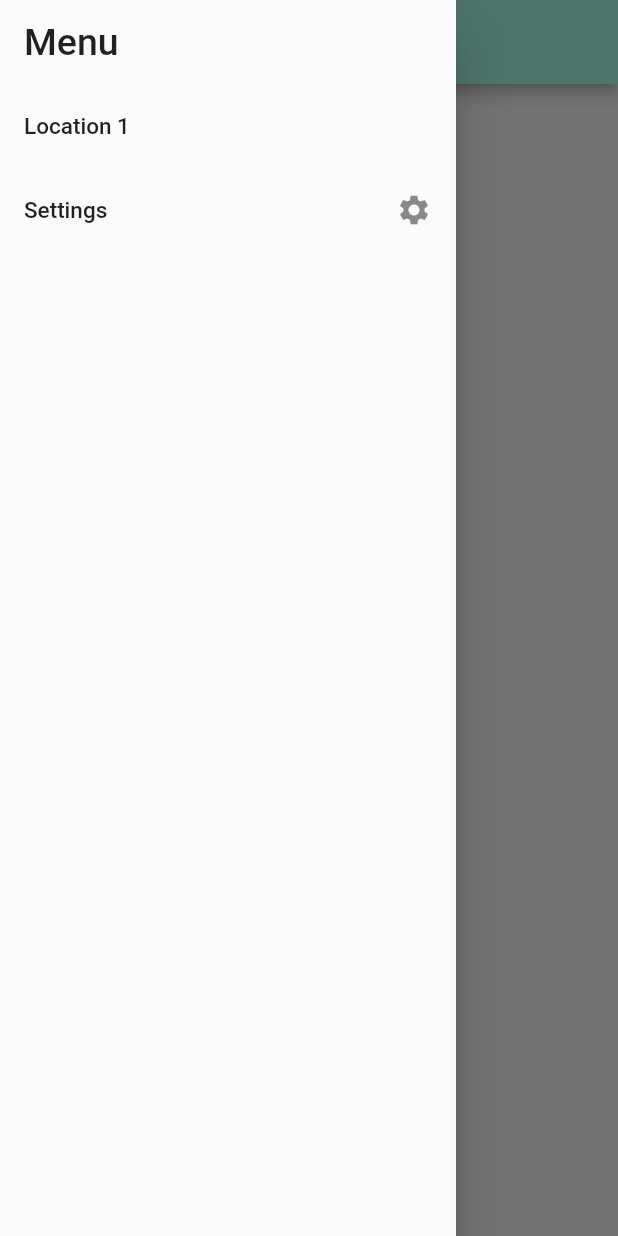
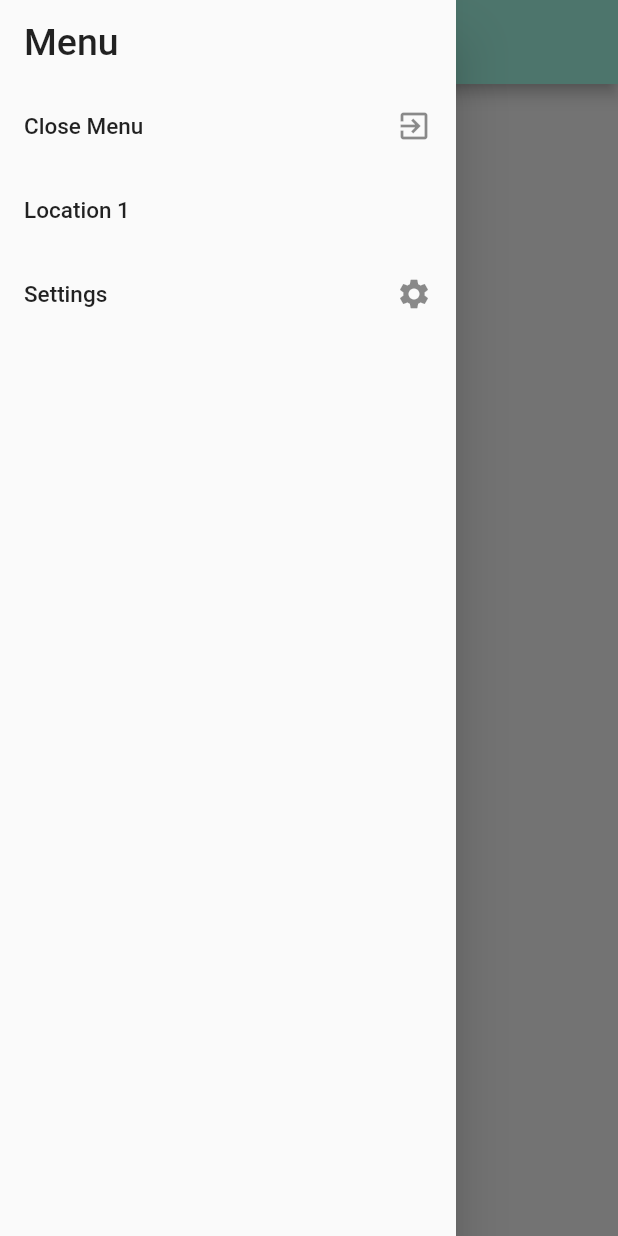
Before and after one commit to PradyMagal/BayAirea, a Flutter app: the screen it shows after launch, with the side drawer open, on a phone screen of 412 x 824 dp. Run offline on Flutter 3.47's test engine with Material 2 defaults, Android fonts, the phone set to English and light mode, and no system bars.

Commit message:
Some basic UI Changes/Updates
A few UX edits

```diff
--- a/lib/home.dart
+++ b/lib/home.dart
@@ -17,17 +17,26 @@ class _HomePageState extends State<HomePage> {
           children: <Widget>[
             new ListTile(
               title: new Text("Menu" ,style: new TextStyle(fontSize: 25),),
-              //onTap: (){print("Back clicked");},
             ),
+
+            new ListTile(
+              title: new Text("Close Menu" ,style: new TextStyle(fontSize: 15),),
+              trailing: new Icon(Icons.exit_to_app),
+              onTap: () {
+                Navigator.pop(context);
+              }
+            ),
+
             new ListTile(
               title: new Text("Location 1" ,style: new TextStyle(fontSize: 15),),
-              //onTap: (){print("Back clicked");},
             ),
+
             new ListTile(
               title: new Text("Settings" ,style: new TextStyle(fontSize: 15),),
               trailing: new Icon(Icons.settings),
               onTap: ()=> Navigator.of(context).push(new MaterialPageRoute(builder: (BuildContext context) => new SettingsPage())),
             )
+
           ],
         )
       ),
--- a/lib/main.dart
+++ b/lib/main.dart
@@ -3,5 +3,8 @@ import 'package:flutter/material.dart';
 import 'home.dart';
 
 void main() => runApp(new MaterialApp(
+  theme: new ThemeData(
+
+  ),
   home: new HomePage(),
 ));
```
Also changed, not shown: lib/settings.dart (+15 -2 lines).
